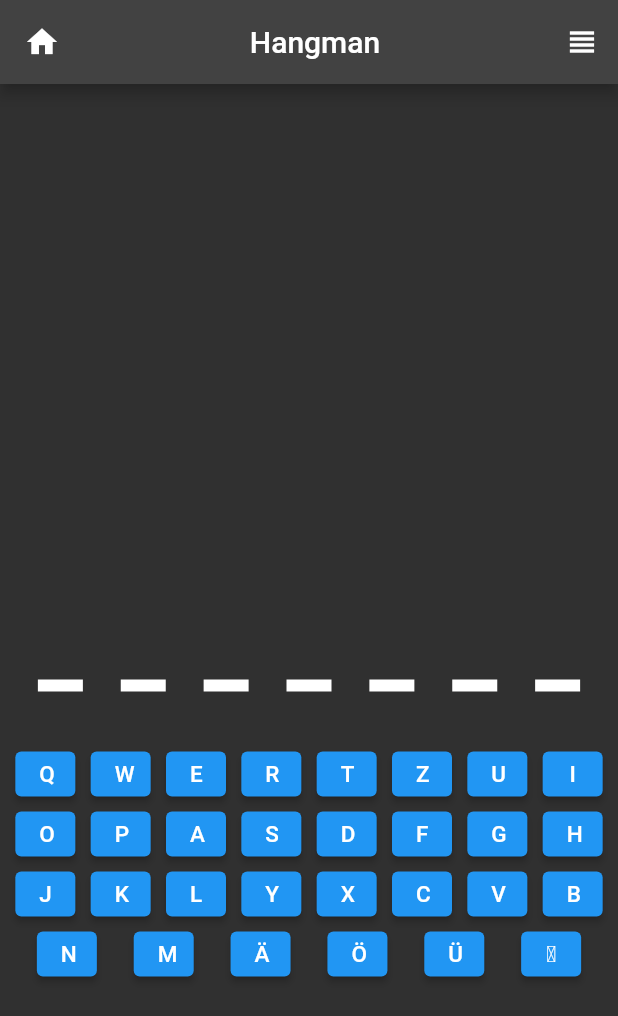
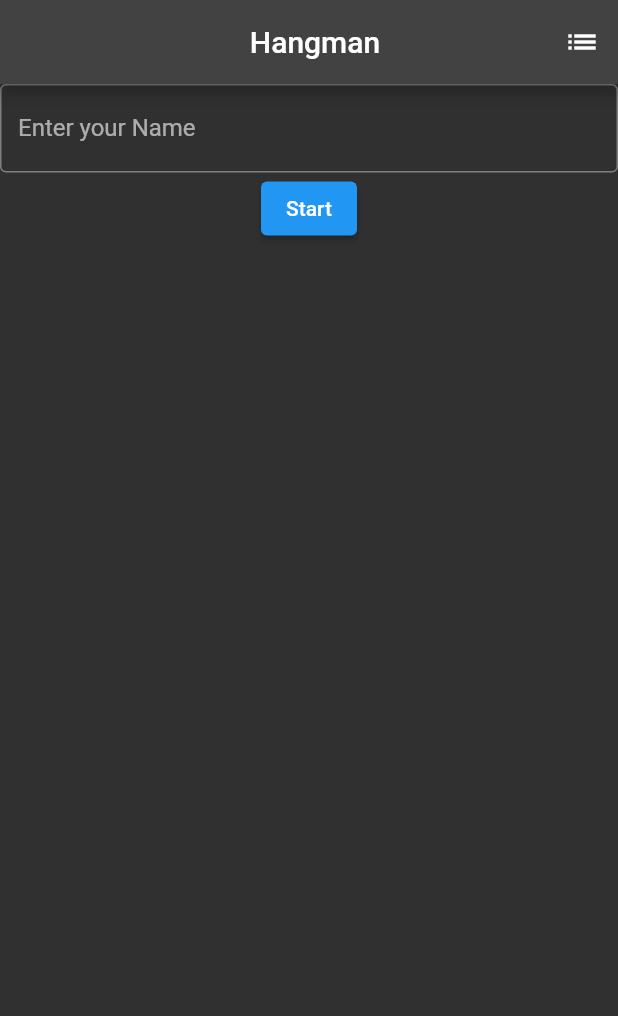
Before and after one commit to MaloJaboulet/Hangman, a Flutter app: the screen it shows after launch, on a phone screen of 412 x 824 dp. Shown: the top 1016 px of the screen. Run offline on Flutter 3.47's test engine with Material 2 defaults, Android fonts, the phone set to English and light mode, and no system bars; our stand-ins replace vibration; missing offline and left inert: shake; network calls fail.

Commit message:
Start page. The Start page, where the user can enter his name and start the game.

```diff
--- a/lib/controller/wordController.dart
+++ b/lib/controller/wordController.dart
@@ -1,4 +1,5 @@
 import 'package:flutter/cupertino.dart';
+import 'package:hangman/model/player.dart';
 import 'package:hangman/model/words.dart';
 import 'package:vibration/vibration.dart';
 
@@ -30,9 +31,10 @@ class WordController extends ChangeNotifier {
     setAllowedVibration();
   }
 
-  bool phoneShaked() {
+  bool phoneShaked(Player player) {
     if (!blankSpaces) {
       restartWord();
+      player.increaseHighScore(player.highScore + 1);
       return true;
     } else {
       return false;
--- a/lib/main.dart
+++ b/lib/main.dart
@@ -1,21 +1,27 @@
 import 'package:flutter/material.dart';
 import 'package:hangman/controller/wordController.dart';
 import 'package:hangman/model/fetchWords.dart';
+import 'package:hangman/model/player.dart';
+import 'package:hangman/model/players.dart';
 import 'package:hangman/model/words.dart';
 import 'package:hangman/pages/homepage.dart';
+import 'package:hangman/pages/startPage.dart';
 import 'package:provider/provider.dart';
 
 void main() async {
   var list = await loadList();
   Words words = Words(wordList: list);
   WordController wordController = WordController.name(words);
-  runApp(MyApp(wordController));
+  List<Player> playersList = [];
+  Players players = Players(playersList);
+  runApp(MyApp(wordController, players));
 }
 
 class MyApp extends StatelessWidget {
   final WordController controller;
+  final Players players;
 
-  const MyApp(this.controller, {Key? key}) : super(key: key);
+  const MyApp(this.controller, this.players, {Key? key}) : super(key: key);
 
   // This widget is the root of your application.
   @override
@@ -28,7 +34,7 @@ class MyApp extends StatelessWidget {
           brightness: Brightness.dark,
         ),
         themeMode: ThemeMode.dark,
-        home: Homepage(controller),
+        home: StartPage(controller, players),
       ),
     );
   }
--- /dev/null
+++ b/lib/model/player.dart
@@ -0,0 +1,30 @@
+import 'package:flutter/cupertino.dart';
+
+class Player extends ChangeNotifier{
+
+  String _name = "";
+  int _highScore = 0;
+
+  Player(this._name, this._highScore);
+
+  Player.name(this._name);
+
+  increaseHighScore(int highScore){
+    if (_highScore <highScore){
+      _highScore = highScore;
+      notifyListeners();
+    }
+  }
+
+  int get highScore => _highScore;
+
+  set highScore(int value) {
+    _highScore = value;
+  }
+
+  String get name => _name;
+
+  set name(String value) {
+    _name = value;
+  }
+}
--- /dev/null
+++ b/lib/model/players.dart
@@ -0,0 +1,27 @@
+import 'package:flutter/cupertino.dart';
+import 'package:hangman/model/player.dart';
+
+class Players extends ChangeNotifier{
+
+  List<Player> _playersList = [];
+
+
+  Players(this._playersList);
+
+  addPlayer(String name, int highscore){
+    _playersList.add(Player(name, highscore));
+    notifyListeners();
+  }
+
+  List<Player> get getList => List.unmodifiable(_playersList);
+
+  Player getPlayer(String name) {
+    for(var player in _playersList){
+      if (player.name == name){
+        return player;
+      }
+    }
+    return Player("no player", 0);
+  }
+
+}
--- /dev/null
+++ b/lib/pages/startPage.dart
@@ -0,0 +1,87 @@
+import 'package:flutter/material.dart';
+import 'package:hangman/controller/wordController.dart';
+import 'package:hangman/model/players.dart';
+import 'package:hangman/pages/homepage.dart';
+
+class StartPage extends StatefulWidget {
+  late WordController _wordController;
+  late Players _players;
+
+  StartPage(WordController controller, Players players) {
+    _wordController = controller;
+    _players = players;
+  }
+
+  StartPage.name(this._wordController);
+
+  @override
+  _StartPageState createState() => _StartPageState();
+}
+
+class _StartPageState extends State<StartPage> {
+  final myTextController = TextEditingController();
+
+  @override
+  Widget build(BuildContext context) {
+    print(widget._players.getList.length);
+    return Scaffold(
+      appBar: AppBar(
+        title: Center(
+          child: Text("Hangman"),
+        ),
+        leading: IconButton(
+          onPressed: () {},
+          icon: Icon(null),
+        ),
+        actions: [
+          IconButton(
+            icon: Icon(Icons.list),
+            onPressed: () {
+              Navigator.push(
+                context,
+                MaterialPageRoute(
+                  builder: (context) {
+                    return Container();
+                  },
+                ),
+              );
+            },
+          )
+        ],
+      ),
+      body: Column(
+        children: [
+          TextField(
+            controller: myTextController,
+            decoration: const InputDecoration(
+              labelText: 'Enter your Name',
+              border: OutlineInputBorder(),
+              errorBorder: OutlineInputBorder(
+                  borderSide: BorderSide(color: Colors.red, width: 5)),
+            ),
+          ),
+          ElevatedButton(
+              onPressed: () {
+                if (myTextController.text.isNotEmpty) {
+                  String playerName = myTextController.text;
+                  widget._players.addPlayer(playerName, 0);
+                  myTextController.clear();
+                  Navigator.push(
+                    context,
+                    MaterialPageRoute(
+                      builder: (context) {
+                        return Homepage(
+                            widget._wordController,
+                            widget._players.getPlayer(playerName),
+                            widget._players);
+                      },
+                    ),
+                  );
+                }
+              },
+              child: Text("Start")),
+        ],
+      ),
+    );
+  }
+}
```
Also changed, not shown: lib/pages/homepage.dart (+12 -3 lines), lib/pages/listPage.dart (+14 -5 lines).
